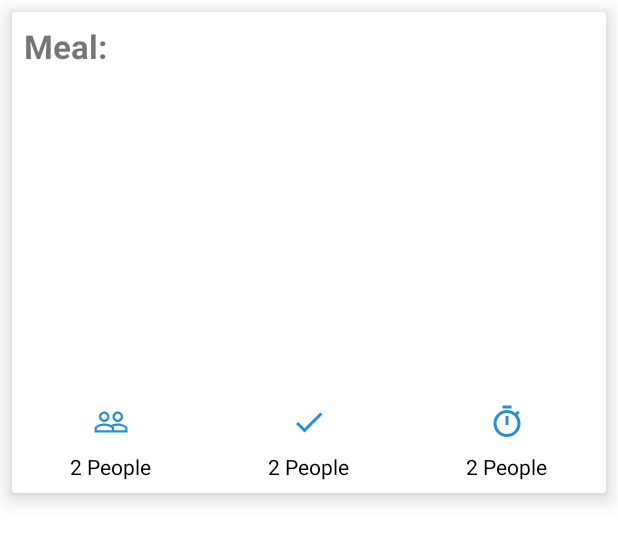
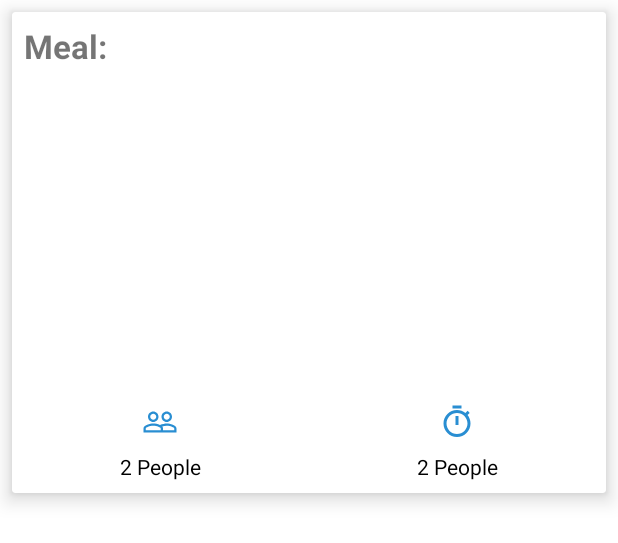
Before and after one commit to ETS-Android3/CookingCoach, an Android app: the layout list_random_recipe.xml on its own in the app's theme, with its tools: preview values and no code run, on a phone screen of 412 x 824 dp. Shown: the top 543 px of the screen. Run offline under Robolectric (Android 15) with nearby library versions, the phone set to English and light mode, and no system bars.

Commit message:
edits to code

```diff
--- a/app/src/main/java/com/example/CookingCoach/Adapters/RandomRecipeAdapter.java
+++ b/app/src/main/java/com/example/CookingCoach/Adapters/RandomRecipeAdapter.java
@@ -36,7 +36,7 @@ public class RandomRecipeAdapter extends RecyclerView.Adapter<RandomRecipeViewHo
     public void onBindViewHolder(@NonNull RandomRecipeViewHolder holder, int position) {
         holder.textView_title.setText(list.get(position).title);
         holder.textView_title.setSelected(true);
-        holder.textView_likes.setText(list.get(position).aggregateLikes+ " Likes");
+        //holder.textView_likes.setText(list.get(position).aggregateLikes+ " Likes");
         holder.textView_servings.setText(list.get(position).servings + " Servings");
         holder.textView_time.setText(list.get(position).readyInMinutes+ " Minutes");
         Picasso.get().load(list.get(position).image).into(holder.imageView_food);
@@ -60,7 +60,7 @@ class RandomRecipeViewHolder extends RecyclerView.ViewHolder
         random_list_container = itemView.findViewById(R.id.random_list_container);
         textView_title = itemView.findViewById(R.id.textView_title);
         textView_servings = itemView.findViewById(R.id.textView_servings);
-        textView_likes = itemView.findViewById(R.id.textView_likes);
+       // textView_likes = itemView.findViewById(R.id.textView_likes);
         textView_time = itemView.findViewById(R.id.textView_time);
         imageView_food = itemView.findViewById(R.id.imageView_food);
     }
--- a/app/src/main/res/layout/list_random_recipe.xml
+++ b/app/src/main/res/layout/list_random_recipe.xml
@@ -52,25 +52,7 @@
                  android:layout_width="wrap_content"
                  android:layout_height="wrap_content"/>
          </LinearLayout>
-            <LinearLayout
-                android:orientation="vertical"
-                android:gravity="center"
-                android:layout_width="0dp"
-                android:layout_height="wrap_content"
-                android:layout_weight="1">
-                <ImageView
-                    android:src="@drawable/ic_likes"
-                    android:layout_width="wrap_content"
-                    android:layout_height="wrap_content"/>
-                <TextView
-                    android:id="@+id/textView_likes"
-                    android:textSize="14sp"
-                    android:padding="8dp"
-                    android:text="2 People"
-                    android:textColor="@color/black"
-                    android:layout_width="wrap_content"
-                    android:layout_height="wrap_content"/>
-            </LinearLayout>
+
             <LinearLayout
                 android:orientation="vertical"
                 android:gravity="center"
```
